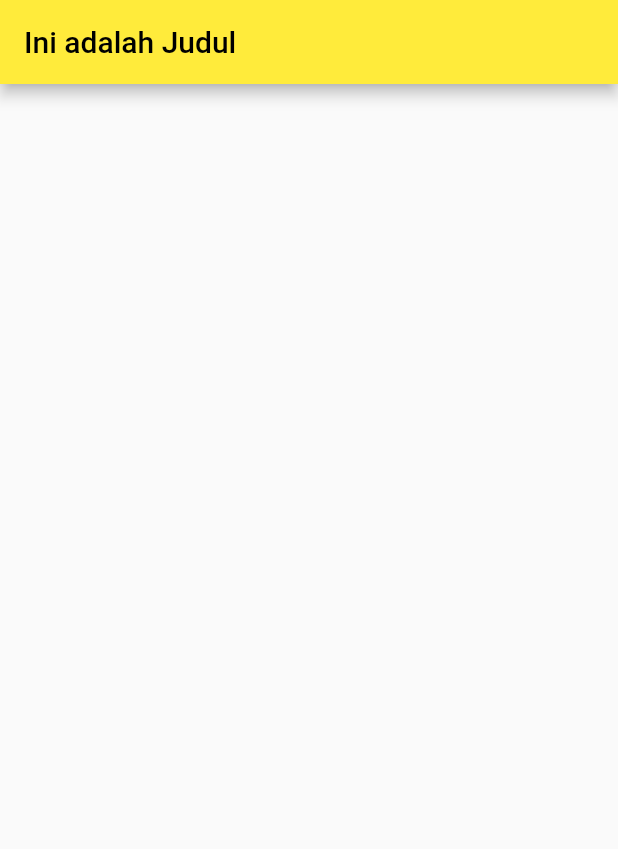
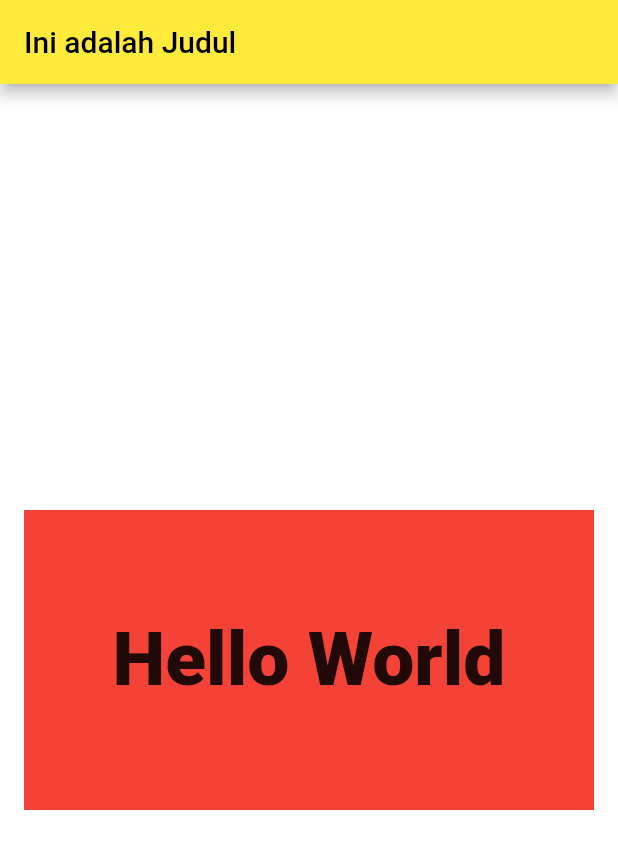
Before and after one commit to WildanSuyuti/learn_flutter_af, a Flutter app: the screen it shows after launch, on a phone screen of 412 x 824 dp. Shown: the top 849 px of the screen. Run offline on Flutter 3.47's test engine with Material 2 defaults, Android fonts, the phone set to English and light mode, and no system bars.

Commit message:
belajar text

```diff
--- /dev/null
+++ b/lib/home_page.dart
@@ -0,0 +1,34 @@
+import 'package:flutter/material.dart';
+
+class HomePage extends StatelessWidget {
+  const HomePage({Key? key}) : super(key: key);
+
+  @override
+  Widget build(BuildContext context) {
+    return Scaffold(
+      backgroundColor: Colors.white,
+      appBar: AppBar(
+        title: const Text('Ini adalah Judul'),
+      ),
+      body: Center(
+        child: Container(
+          margin: const EdgeInsets.all(16),
+          padding: const EdgeInsets.all(16),
+          width: MediaQuery.of(context).size.width,
+          height: 200,
+          color: Colors.red,
+          child: const Center(
+            child: Text(
+              'Hello World',
+              textAlign: TextAlign.center,
+              style: TextStyle(
+                fontSize: 50,
+                fontWeight: FontWeight.w900,
+              ),
+            ),
+          ),
+        ),
+      ),
+    );
+  }
+}
--- a/lib/main.dart
+++ b/lib/main.dart
@@ -1,4 +1,6 @@
 import 'package:flutter/material.dart';
+
+import 'home_page.dart';
 
 void main() {
   runApp(const Application());
@@ -15,16 +17,3 @@ class Application extends StatelessWidget {
         home: const HomePage());
   }
 }
-
-class HomePage extends StatelessWidget {
-  const HomePage({Key? key}) : super(key: key);
-
-  @override
-  Widget build(BuildContext context) {
-    return Scaffold(
-      appBar: AppBar(
-        title: Text('Ini adalah Judul'),
-      ),
-    );
-  }
-}
```
Also changed, not shown: lib/sample.dart (added, +14 -0 lines).
